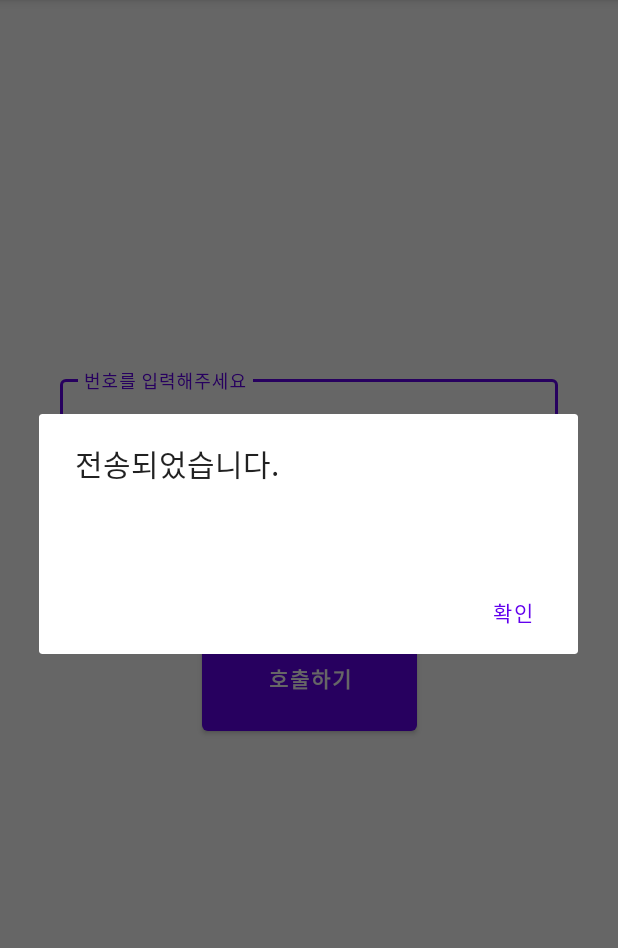
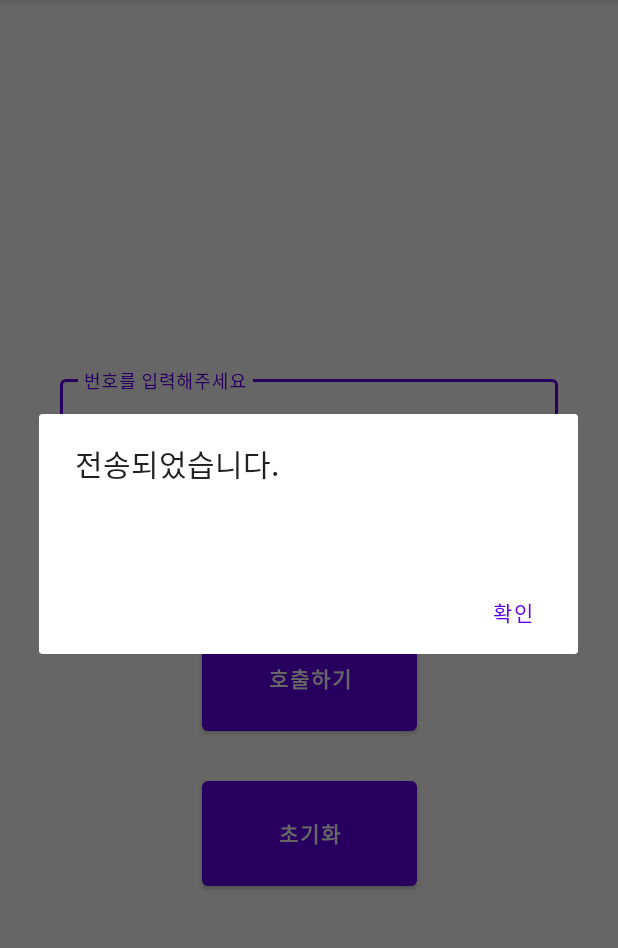
Before and after one commit to union-flowershy/UniDID, an Android app: the CallActivity screen opened directly, with no data from a screen before it, after a tap on "호출하기", on a phone screen of 412 x 824 dp, the part 84-1032 px from its top. Run offline under Robolectric (Android 15) with nearby library versions, the phone set to English and light mode, and no system bars.

Commit message:
[HOME] - 고객호출 로그인 페이지 2022.10.26 AM 12:38

```diff
--- a/app/src/main/java/com/example/unidid/CallActivity.kt
+++ b/app/src/main/java/com/example/unidid/CallActivity.kt
@@ -26,16 +26,20 @@ class CallActivity: AppCompatActivity() {
 
     lateinit var callNum: EditText
     lateinit var sendBtn: Button
+    lateinit var resetBtn: Button
     lateinit var textView: TextView
     lateinit var callMain: ConstraintLayout
+    lateinit var type: String
 
 
+    @SuppressLint("ClickableViewAccessibility", "CutPasteId")
     override fun onCreate(savedInstanceState: Bundle?) {
         super.onCreate(savedInstanceState)
         setContentView(R.layout.call_main)
 
         callNum = findViewById<View>(R.id.call_id) as EditText
         sendBtn = findViewById<View>(R.id.btn_call) as Button
+        resetBtn = findViewById(R.id.btn_reset) as Button
         textView = findViewById<View>(R.id.textView) as TextView
         callMain = findViewById<View>(R.id.all_main) as ConstraintLayout
         val animTransRight: Animation = AnimationUtils.loadAnimation(this, R.anim.aniutils)
@@ -50,11 +54,23 @@ class CallActivity: AppCompatActivity() {
         })
 
         sendBtn.setOnClickListener {
-            val thread = NetworkThread()
+            val thread = NetworkThread("sendBtn")
             thread.start()
             val builder: AlertDialog.Builder = AlertDialog.Builder(this)
             builder.setTitle("전송되었습니다.")
                 .setMessage(callNum.text.toString())
+                .setPositiveButton("확인", DialogInterface.OnClickListener{dialog, id ->
+
+                })
+            builder.show()
+        }
+
+        resetBtn.setOnClickListener {
+            val thread = NetworkThread("resetBtn")
+            thread.start()
+            val builder: AlertDialog.Builder = AlertDialog.Builder(this)
+            builder.setTitle("초기화")
+                .setMessage("초기화를 진행하였습니다")
                 .setPositiveButton("확인", DialogInterface.OnClickListener{dialog, id ->
 
                 })
@@ -77,37 +93,41 @@ class CallActivity: AppCompatActivity() {
         )
     }
 
-    inner class NetworkThread: Thread() {
+    inner class NetworkThread(s: String): Thread() {
+        val type: String = s
         @SuppressLint("SuspiciousIndentation")
         override fun run() {
             try {
                 val socket: Socket
 
                 //소켓 서버 접속
-                socket = Socket("192.168.10.19", 55555) // 사무실 IP
-                //socket = Socket("192.168.1.164", 55555) // 집 IP
+//                socket = Socket("192.168.10.19", 55555) // 사무실 IP
+                socket = Socket("192.168.1.164", 55555) // 집 IP
                 System.out.println("서버 접속 성공")
 
+                if (type.equals("sendBtn")) {
                     // 서버에 보낼 주문번호 전송
                     val output = socket.getOutputStream()
-                val writer: PrintWriter = PrintWriter(output, true )
+                    val writer: PrintWriter = PrintWriter(output, true)
                     writer.println(callNum.text.toString())
                     Log.e("전송에 성공했습니다 전송 번호는 = ", callNum.text.toString())
                     callNum.setText(null)
 
 
-                if(output != null) {
+                    if (output != null) {
                         Log.e("전송에", "성공했습니다")
                     } else {
                         Log.e("전송에", "실패했습니다")
                     }
 
-            }catch(e: Exception) {
+                } else {
+                    val output = socket.getOutputStream()
+                    val writer: PrintWriter = PrintWriter(output, true)
+                    writer.println("reset")
+                }
+            }catch (e: Exception) {
                     e.printStackTrace()
                 }
             }
-
-
         }
-
 }
--- a/app/src/main/java/com/example/unidid/MainActivity.kt
+++ b/app/src/main/java/com/example/unidid/MainActivity.kt
@@ -62,8 +62,8 @@ class MainActivity : AppCompatActivity() {
         override fun doInBackground(vararg strings: String?): String {
             try {
                 var str: String?
-                val url = URL("http://192.168.10.19:8080/exex/data.jsp")  // 사무실 IP
-                //val url = URL("http://192.168.1.164:8080/exex/data.jsp")  // 집 IP
+//                val url = URL("http://192.168.10.19:8080/exex/data.jsp")  // 사무실 IP
+                val url = URL("http://192.168.1.164:8080/exex/data.jsp")  // 집 IP
                 val conn = url.openConnection() as HttpURLConnection
                 conn.setRequestProperty("Content-Type", "application/x-www-form-urlencoded")
                 conn.requestMethod = "POST"
--- a/app/src/main/res/layout/call_main.xml
+++ b/app/src/main/res/layout/call_main.xml
@@ -48,6 +48,18 @@
         app:layout_constraintTop_toTopOf="parent"
         app:layout_constraintVertical_bias="0.60" />
 
+    <Button
+        android:id="@+id/btn_reset"
+        android:layout_width="143dp"
+        android:layout_height="82dp"
+        android:text="@string/Reset"
+        android:textStyle="bold"
+        app:layout_constraintBottom_toBottomOf="parent"
+        app:layout_constraintLeft_toLeftOf="parent"
+        app:layout_constraintRight_toRightOf="parent"
+        app:layout_constraintTop_toTopOf="parent"
+        app:layout_constraintVertical_bias="0.75" />
+
     <TextView
         android:id="@+id/textView"
         android:layout_width="wrap_content"
--- a/app/src/main/res/values/strings.xml
+++ b/app/src/main/res/values/strings.xml
@@ -5,4 +5,5 @@
     <string name="Login">Login</string>
     <string name="Call">호출하기</string>
     <string name="textbox">번호를 입력해주세요</string>
+    <string name="Reset"> 초기화 </string>
 </resources>
```
Lines whose indentation alone changed are shown as unchanged.
